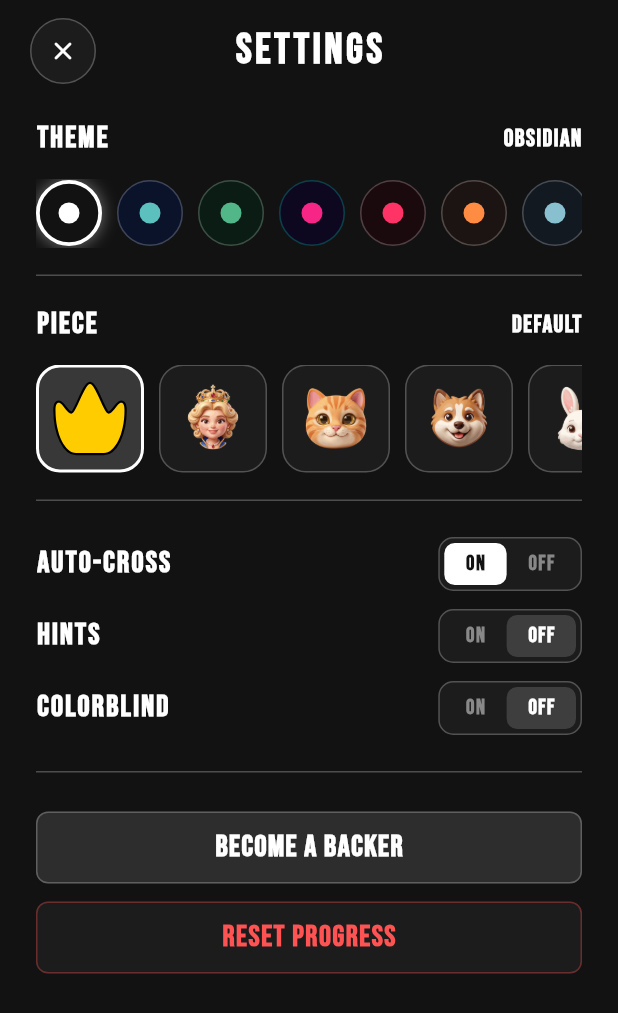
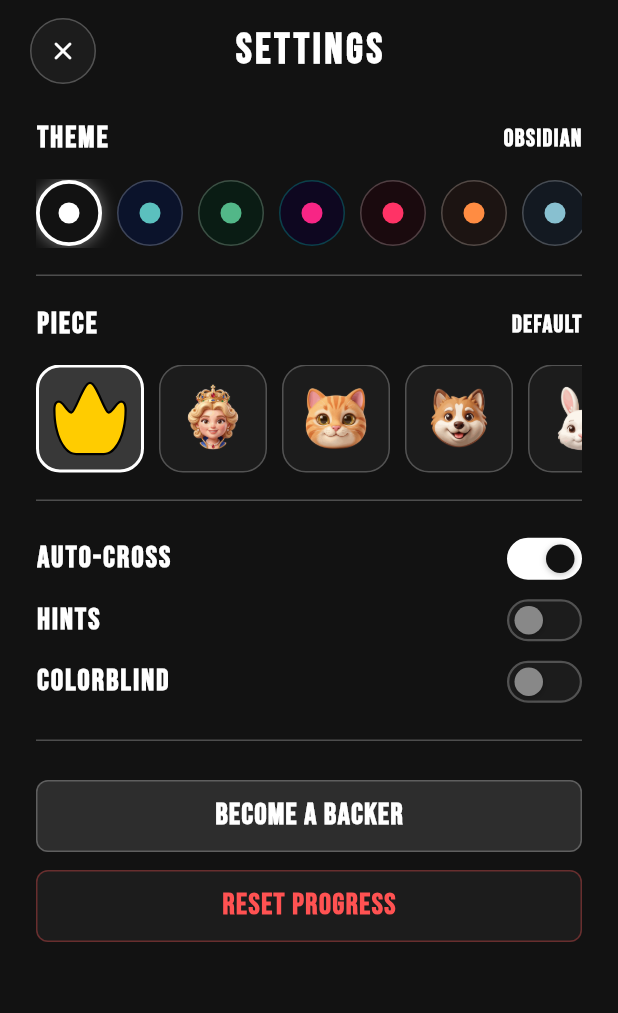
Before and after one commit to sidhant947/Queens, a Flutter app: the SettingsView screen opened directly, on a phone screen of 412 x 824 dp. Shown: the top 1013 px of the screen. Run offline on Flutter 3.47's test engine with Material 3 defaults, Android fonts, the light colour scheme and no system bars; our stand-ins replace flutter_riverpod, hive, hive_flutter, material_ui; accounts and stored records are empty.

Commit message:
Update V1.0.10 , Added #3

```diff
--- a/lib/ui/features/settings/views/settings_view.dart
+++ b/lib/ui/features/settings/views/settings_view.dart
@@ -285,6 +285,12 @@ class SettingsView extends ConsumerWidget {
   }) {
     return Padding(
       padding: const EdgeInsets.symmetric(vertical: 6),
+      child: GestureDetector(
+        behavior: HitTestBehavior.opaque,
+        onTap: () {
+          HapticFeedback.selectionClick();
+          onChanged(!value);
+        },
         child: Row(
           mainAxisAlignment: MainAxisAlignment.spaceBetween,
           children: [
@@ -298,81 +304,47 @@ class SettingsView extends ConsumerWidget {
                 letterSpacing: 1.5,
               ),
             ),
-          Container(
-            height: 36,
+            AnimatedContainer(
+              duration: const Duration(milliseconds: 200),
+              curve: Curves.easeInOut,
+              width: 50,
+              height: 28,
+              padding: const EdgeInsets.all(3),
               decoration: BoxDecoration(
-              color: AppColors.surface,
-              borderRadius: BorderRadius.circular(10),
-              border: Border.all(color: AppColors.border, width: 1.0),
+                color: value ? AppColors.accent : AppColors.surface,
+                borderRadius: BorderRadius.circular(14),
+                border: Border.all(
+                  color: value ? AppColors.accent : AppColors.border,
+                  width: 1.5,
                 ),
-            padding: const EdgeInsets.all(3),
-            child: Row(
-              mainAxisSize: MainAxisSize.min,
-              children: [
-                GestureDetector(
-                  onTap: () {
-                    if (!value) {
-                      HapticFeedback.selectionClick();
-                      onChanged(true);
-                    }
-                  },
-                  child: AnimatedContainer(
-                    duration: const Duration(milliseconds: 150),
-                    padding: const EdgeInsets.symmetric(horizontal: 14),
-                    alignment: Alignment.center,
+              ),
+              child: AnimatedAlign(
+                duration: const Duration(milliseconds: 200),
+                curve: Curves.easeInOut,
+                alignment: value ? Alignment.centerRight : Alignment.centerLeft,
+                child: Container(
+                  width: 20,
+                  height: 20,
                   decoration: BoxDecoration(
-                      color: value ? AppColors.accent : Colors.transparent,
-                      borderRadius: BorderRadius.circular(7),
-                    ),
-                    child: Text(
-                      'ON',
-                      style: TextStyle(
-                        fontFamily: 'BebasNeue',
-                        fontSize: 14,
-                        fontWeight: FontWeight.bold,
+                    shape: BoxShape.circle,
                     color: value
                         ? (AppColors.currentTheme.isDark
                             ? const Color(0xFF121212)
                             : const Color(0xFFFFFFFF))
                         : AppColors.subtext,
-                        letterSpacing: 1.0,
+                    boxShadow: [
+                      BoxShadow(
+                        color: Colors.black.withValues(alpha: 0.25),
+                        blurRadius: 3,
+                        offset: const Offset(0, 1),
                       ),
-                    ),
-                  ),
-                ),
-                GestureDetector(
-                  onTap: () {
-                    if (value) {
-                      HapticFeedback.selectionClick();
-                      onChanged(false);
-                    }
-                  },
-                  child: AnimatedContainer(
-                    duration: const Duration(milliseconds: 150),
-                    padding: const EdgeInsets.symmetric(horizontal: 14),
-                    alignment: Alignment.center,
-                    decoration: BoxDecoration(
-                      color: !value
-                          ? AppColors.headingDark.withValues(alpha: 0.15)
-                          : Colors.transparent,
-                      borderRadius: BorderRadius.circular(7),
-                    ),
-                    child: Text(
-                      'OFF',
-                      style: TextStyle(
-                        fontFamily: 'BebasNeue',
-                        fontSize: 14,
-                        fontWeight: FontWeight.bold,
-                        color: !value ? AppColors.headingDark : AppColors.subtext,
-                        letterSpacing: 1.0,
+                    ],
                   ),
                 ),
               ),
             ),
           ],
         ),
-          ),
-        ],
       ),
     );
   }
--- a/pubspec.yaml
+++ b/pubspec.yaml
@@ -16,7 +16,7 @@ publish_to: 'none' # Remove this line if you wish to publish to pub.dev
 # https://developer.apple.com/library/archive/documentation/General/Reference/InfoPlistKeyReference/Articles/CoreFoundationKeys.html
 # In Windows, build-name is used as the major, minor, and patch parts
 # of the product and file versions while build-number is used as the build suffix.
-version: 1.0.9+10
+version: 1.0.10+11
 
 environment:
   sdk: ^3.12.2
```
Also changed, not shown: lib/ui/core/widgets/cross_widget.dart (added, +91 -0 lines), lib/ui/features/game/views/game_view.dart (+7 -12 lines), 1 other file. Lines whose indentation alone changed are shown as unchanged.
